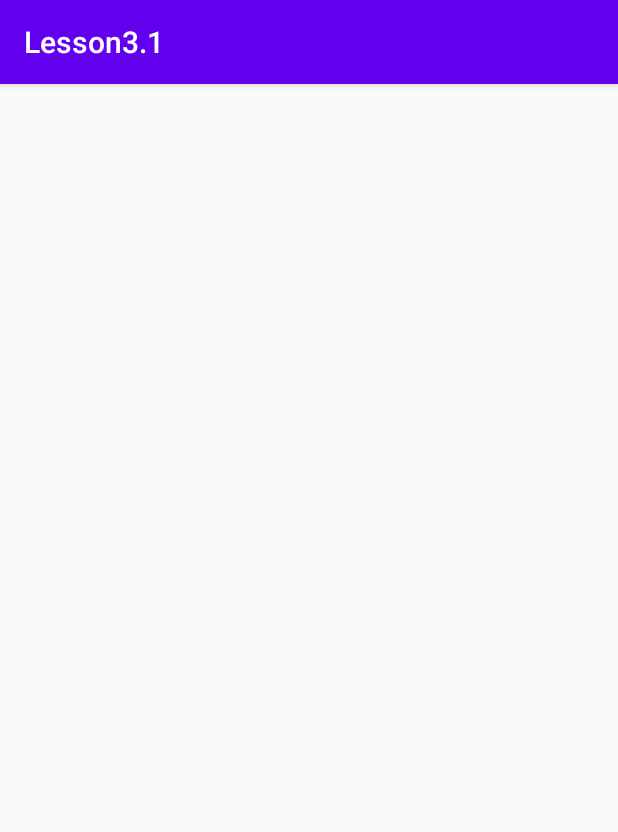
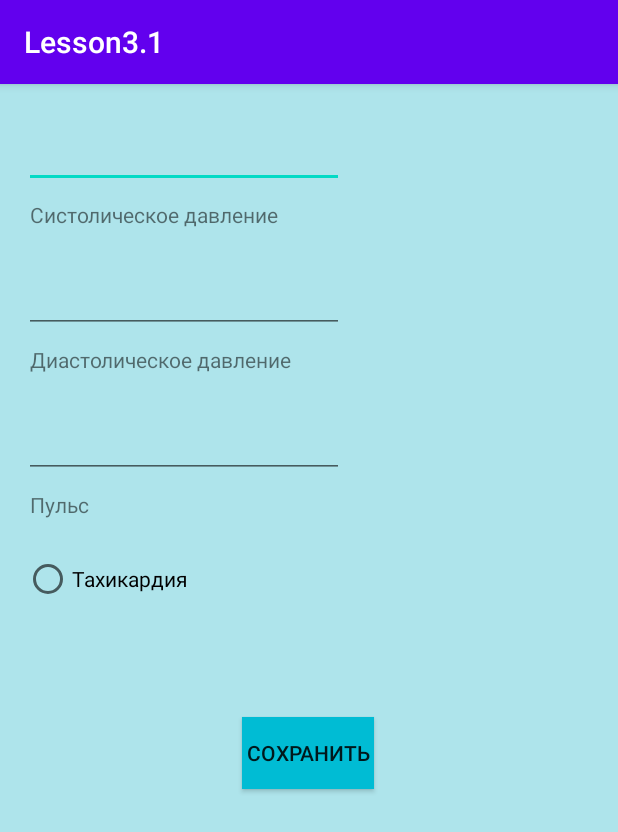
Before and after one commit to todian-tornero/Lesson3.1, an Android app: the screen it shows after launch (PressureActivity), after a tap on "ДАВЛЕНИЕ", on a phone screen of 412 x 824 dp. Shown: the top 832 px of the screen. Run offline under Robolectric (Android 15) with nearby library versions, the phone set to English and light mode, and no system bars.

Commit message:
Заполнил PressureActivity

```diff
--- /dev/null
+++ b/app/src/main/java/com/example/lesson31/Health.java
@@ -0,0 +1,5 @@
+package com.example.lesson31;
+
+public class Health {
+
+}
--- a/app/src/main/java/com/example/lesson31/MainActivity.java
+++ b/app/src/main/java/com/example/lesson31/MainActivity.java
@@ -22,7 +22,7 @@ public class MainActivity extends AppCompatActivity {
     }
 
     private void clickOnButtonSave(){
-        Button buttonSave = findViewById(R.id.buttonSave);
+        Button buttonSave = findViewById(R.id.buttonSavePressure);
         buttonSave.setOnClickListener(new View.OnClickListener() {
             @Override
             public void onClick(View view) {
--- /dev/null
+++ b/app/src/main/java/com/example/lesson31/Pressure.java
@@ -0,0 +1,23 @@
+package com.example.lesson31;
+
+public class Pressure {
+    private int sys, dias, puls;
+
+    public Pressure(int sys, int dias, int puls) {
+        this.sys = sys;
+        this.dias = dias;
+        this.puls = puls;
+    }
+
+    public int getSys() {
+        return sys;
+    }
+
+    public int getDias() {
+        return dias;
+    }
+
+    public int getPuls() {
+        return puls;
+    }
+}
--- a/app/src/main/java/com/example/lesson31/PressureActivity.java
+++ b/app/src/main/java/com/example/lesson31/PressureActivity.java
@@ -3,6 +3,12 @@ package com.example.lesson31;
 import androidx.appcompat.app.AppCompatActivity;
 
 import android.os.Bundle;
+import android.view.View;
+import android.widget.Button;
+import android.widget.TextView;
+import android.widget.Toast;
+
+import java.util.ArrayList;
 
 public class PressureActivity extends AppCompatActivity {
 
@@ -10,5 +16,27 @@ public class PressureActivity extends AppCompatActivity {
     protected void onCreate(Bundle savedInstanceState) {
         super.onCreate(savedInstanceState);
         setContentView(R.layout.activity_pressure);
+
+        clickOnButtonSavePressure();
+    }
+
+    private void clickOnButtonSavePressure() {
+        Button buttonSavePressure = findViewById(R.id.buttonSavePressure);
+        buttonSavePressure.setOnClickListener(new View.OnClickListener() {
+            @Override
+            public void onClick(View view) {
+                TextView sys = findViewById(R.id.editTextSys);
+                TextView dias = findViewById(R.id.editTextDias);
+                TextView puls = findViewById(R.id.editTextPuls);
+                ArrayList<Pressure> pressureList = new ArrayList<>();
+                try {
+                    Pressure pressure;
+                pressureList.add(pressure = new Pressure(Integer.parseInt(sys.getText().toString()), Integer.parseInt(dias.getText().toString()), Integer.parseInt(puls.getText().toString())));
+            }
+                catch (Exception e){
+                    Toast.makeText(PressureActivity.this, "Error", Toast.LENGTH_LONG).show();
+                }
+            }
+        });
     }
 }
--- a/app/src/main/res/layout/activity_main.xml
+++ b/app/src/main/res/layout/activity_main.xml
@@ -70,7 +70,7 @@
         app:layout_constraintTop_toBottomOf="@+id/editTextAge" />
 
     <Button
-        android:id="@+id/buttonSave"
+        android:id="@+id/buttonSavePressure"
         android:layout_width="102dp"
         android:layout_height="47dp"
         android:layout_marginTop="24dp"
@@ -89,7 +89,7 @@
         android:text="@string/buttonPressure"
         app:layout_constraintEnd_toEndOf="parent"
         app:layout_constraintStart_toStartOf="parent"
-        app:layout_constraintTop_toBottomOf="@+id/buttonSave" />
+        app:layout_constraintTop_toBottomOf="@+id/buttonSavePressure" />
 
     <Button
         android:id="@+id/buttonHealth"
--- a/app/src/main/res/layout/activity_pressure.xml
+++ b/app/src/main/res/layout/activity_pressure.xml
@@ -4,6 +4,91 @@
     xmlns:tools="http://schemas.android.com/tools"
     android:layout_width="match_parent"
     android:layout_height="match_parent"
+    android:background="#9278D5E1"
     tools:context=".PressureActivity">
 
+    <EditText
+        android:id="@+id/editTextSys"
+        android:layout_width="wrap_content"
+        android:layout_height="wrap_content"
+        android:layout_marginStart="16dp"
+        android:layout_marginTop="24dp"
+        android:ems="10"
+        android:inputType="number"
+        app:layout_constraintStart_toStartOf="parent"
+        app:layout_constraintTop_toTopOf="parent" />
+
+    <EditText
+        android:id="@+id/editTextDias"
+        android:layout_width="wrap_content"
+        android:layout_height="wrap_content"
+        android:layout_marginStart="16dp"
+        android:layout_marginTop="24dp"
+        android:ems="10"
+        android:inputType="number"
+        app:layout_constraintStart_toStartOf="parent"
+        app:layout_constraintTop_toBottomOf="@+id/textView2" />
+
+    <EditText
+        android:id="@+id/editTextPuls"
+        android:layout_width="wrap_content"
+        android:layout_height="wrap_content"
+        android:layout_marginStart="16dp"
+        android:layout_marginTop="24dp"
+        android:ems="10"
+        android:inputType="number"
+        app:layout_constraintStart_toStartOf="parent"
+        app:layout_constraintTop_toBottomOf="@+id/textView3" />
+
+    <TextView
+        android:id="@+id/textView2"
+        android:layout_width="wrap_content"
+        android:layout_height="wrap_content"
+        android:layout_marginStart="20dp"
+        android:layout_marginTop="8dp"
+        android:text="@string/sys"
+        app:layout_constraintStart_toStartOf="parent"
+        app:layout_constraintTop_toBottomOf="@+id/editTextSys" />
+
+    <TextView
+        android:id="@+id/textView3"
+        android:layout_width="wrap_content"
+        android:layout_height="wrap_content"
+        android:layout_marginStart="20dp"
+        android:layout_marginTop="8dp"
+        android:text="@string/dias"
+        app:layout_constraintStart_toStartOf="parent"
+        app:layout_constraintTop_toBottomOf="@+id/editTextDias" />
+
+    <TextView
+        android:id="@+id/textView4"
+        android:layout_width="wrap_content"
+        android:layout_height="wrap_content"
+        android:layout_marginStart="20dp"
+        android:layout_marginTop="8dp"
+        android:text="@string/puls"
+        app:layout_constraintStart_toStartOf="parent"
+        app:layout_constraintTop_toBottomOf="@+id/editTextPuls" />
+
+    <RadioButton
+        android:id="@+id/radioButton"
+        android:layout_width="wrap_content"
+        android:layout_height="wrap_content"
+        android:layout_marginStart="16dp"
+        android:layout_marginTop="24dp"
+        android:text="@string/tah"
+        app:layout_constraintStart_toStartOf="parent"
+        app:layout_constraintTop_toBottomOf="@+id/textView4" />
+
+    <Button
+        android:id="@+id/buttonSavePressure"
+        android:layout_width="wrap_content"
+        android:layout_height="wrap_content"
+        android:layout_marginTop="76dp"
+        android:background="#00BCD4"
+        android:text="@string/buttonSave"
+        app:layout_constraintEnd_toEndOf="parent"
+        app:layout_constraintHorizontal_bias="0.498"
+        app:layout_constraintStart_toStartOf="parent"
+        app:layout_constraintTop_toBottomOf="@+id/radioButton" />
 </androidx.constraintlayout.widget.ConstraintLayout>
--- a/app/src/main/res/values/strings.xml
+++ b/app/src/main/res/values/strings.xml
@@ -6,4 +6,8 @@
     <string name="buttonSave">Сохранить</string>
     <string name="buttonPressure">Давление</string>
     <string name="buttonHealth">Показатели здоровья</string>
+    <string name="sys">Систолическое давление</string>
+    <string name="dias">Диастолическое давление</string>
+    <string name="puls">Пульс</string>
+    <string name="tah">Тахикардия</string>
 </resources>
```
